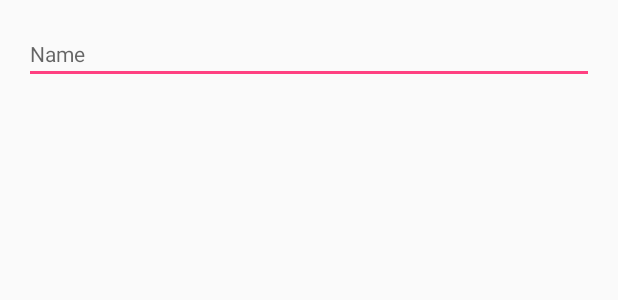
After one commit to maldonadoq/in-detect, an Android app: the layout dialog_rename.xml on its own in the app's theme, with its tools: preview values and no code run, on a phone screen of 412 x 824 dp. The commit adds this screen. Shown: the top 300 px of the screen. Run offline under Robolectric (Android 15) with nearby library versions, the phone set to English and light mode, and no system bars.

Commit message:
Delete and Rename Images on Firebase Storage [uploaded if accuracy is lower than 0.5f]

```diff
--- /dev/null
+++ b/app/src/main/res/layout/dialog_rename.xml
@@ -0,0 +1,20 @@
+<?xml version="1.0" encoding="utf-8"?>
+<RelativeLayout xmlns:android="http://schemas.android.com/apk/res/android"
+    android:layout_width="match_parent"
+    android:layout_height="match_parent"
+    android:padding="@dimen/fab_margin"
+    >
+
+    <EditText
+        android:id="@+id/rename_TxtName"
+        android:layout_width="match_parent"
+        android:layout_height="wrap_content"
+        android:ems="10"
+        android:inputType="text"
+        android:hint="@string/name"
+        android:textSize="@dimen/size"
+        android:layout_gravity="bottom|center"
+        android:importantForAutofill="no"
+        />
+
+</RelativeLayout>
--- a/app/src/main/res/navigation/mobile_navigation.xml
+++ b/app/src/main/res/navigation/mobile_navigation.xml
@@ -3,7 +3,7 @@
     xmlns:app="http://schemas.android.com/apk/res-auto"
     xmlns:tools="http://schemas.android.com/tools"
     android:id="@+id/mobile_navigation"
-    app:startDestination="@+id/nav_server">
+    app:startDestination="@+id/nav_gallery">
 
     <fragment
         android:id="@+id/nav_home"
```
Also changed, not shown: app/src/main/java/maldonado/indetect/adapter/Upload.kt (+6 -1 lines), app/src/main/java/maldonado/indetect/fragments/GalleryFragment.kt (+50 -7 lines), app/src/main/java/maldonado/indetect/fragments/ServerFragment.kt (+6 -23 lines).
